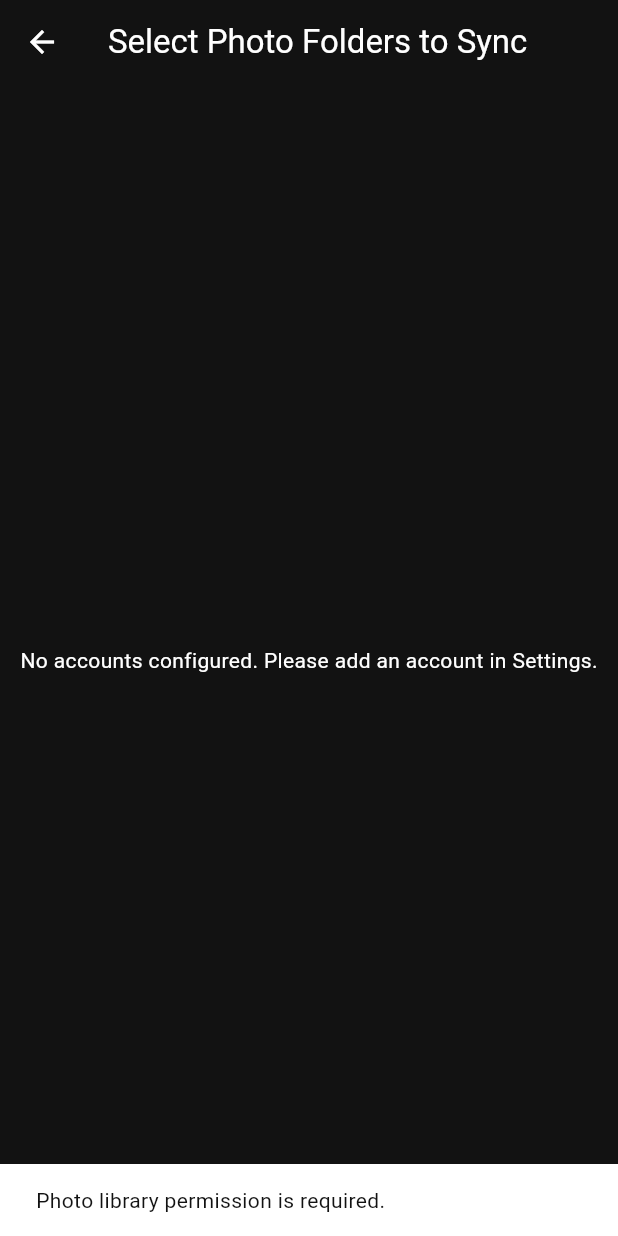
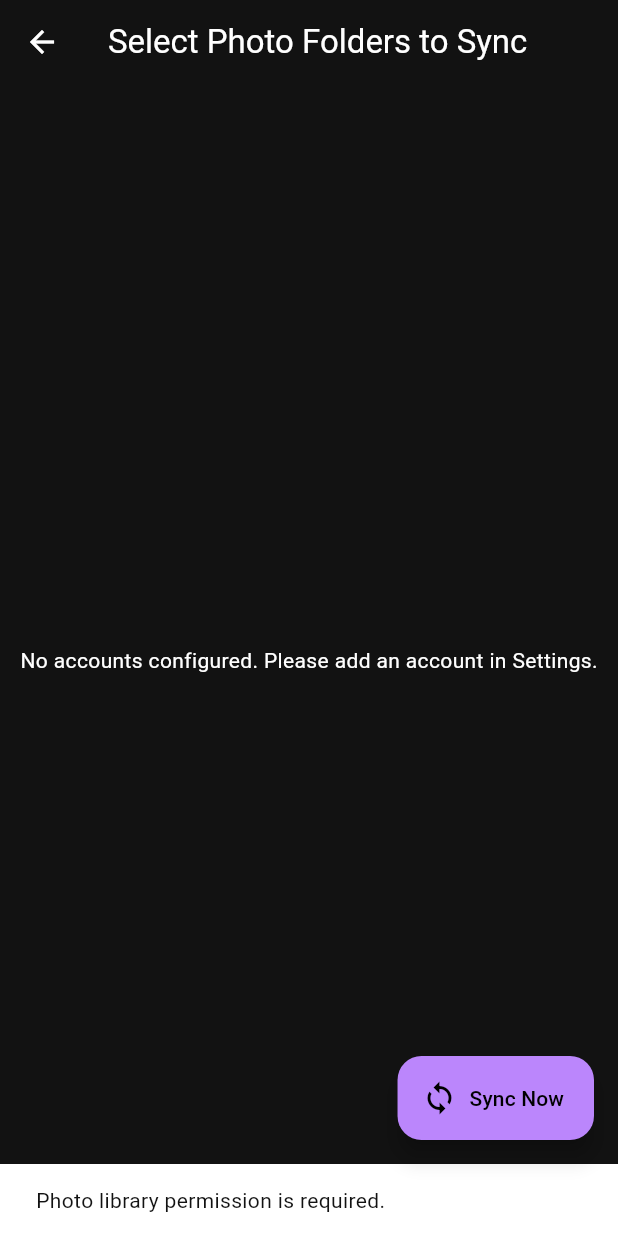
Before and after one commit to bewcloud/bewcloud-mobile, a Flutter app: the PhotoSyncPage screen opened directly, on a phone screen of 412 x 824 dp. Run offline on Flutter 3.47's test engine with Material 3 defaults, Android fonts, the phone set to English and light mode, and no system bars; our stand-ins replace file_picker, flutter_dotenv, shared_preferences; missing offline and left inert: encrypt, photo_manager, prompt_dialog, workmanager; accounts and stored records are empty; statements that could not run were skipped.

Commit message:
manually sync photos

```diff
--- a/lib/photo_sync_page.dart
+++ b/lib/photo_sync_page.dart
@@ -1,6 +1,7 @@
 import 'package:flutter/material.dart';
 import 'package:photo_manager/photo_manager.dart';
 import 'package:shared_preferences/shared_preferences.dart';
+import 'package:workmanager/workmanager.dart';
 
 import 'config.dart';
 import 'api.dart';
@@ -230,6 +231,27 @@ class _PhotoSyncPageState extends State<PhotoSyncPage> {
                     );
                   },
                 ),
+      floatingActionButton: FloatingActionButton.extended(
+        onPressed: () {
+          Workmanager().registerOneOffTask(
+            "manualPhotoSync_${DateTime.now().millisecondsSinceEpoch}",
+            "auto-upload-photos",
+            constraints: Constraints(
+              networkType: NetworkType.connected,
+            ),
+          );
+
+          ScaffoldMessenger.of(context).showSnackBar(
+            const SnackBar(
+              content: Text('Manual photo sync initiated. It will run in the background.'),
+              duration: Duration(seconds: 3),
+            ),
+          );
+        },
+        tooltip: 'Sync Photos Now',
+        icon: const Icon(Icons.sync),
+        label: const Text('Sync Now'),
+      ),
     );
   }
 }
```
